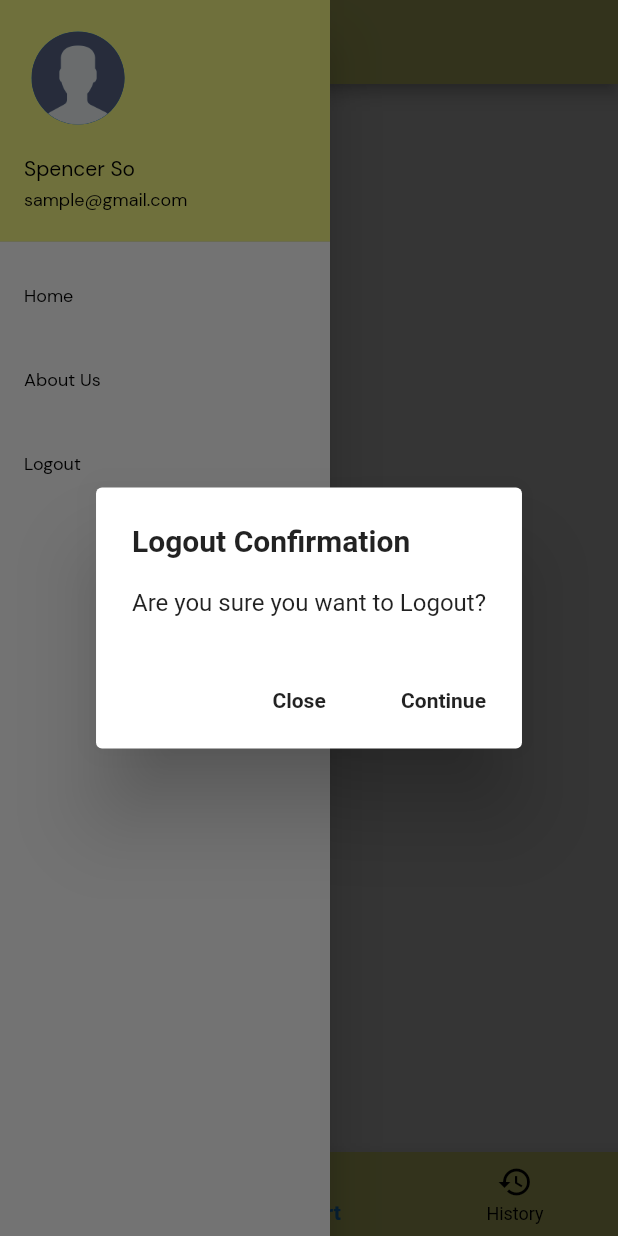
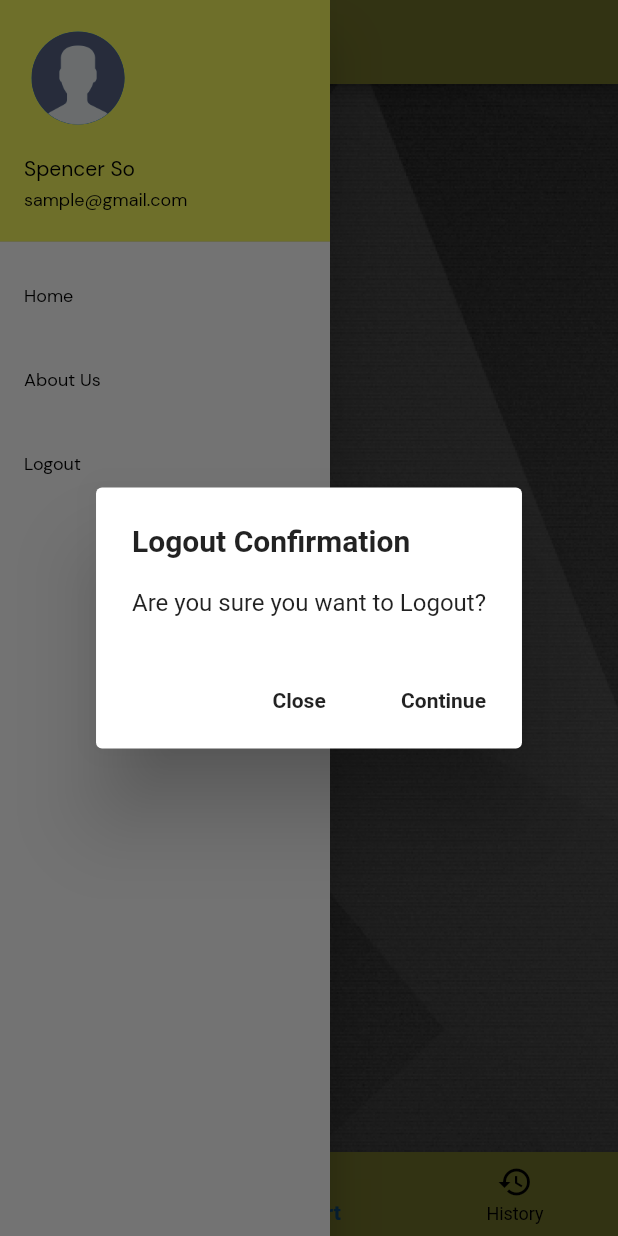
Before and after one commit to lansoyyy/ticket_force, a Flutter app: the HomeScreen screen opened directly, item 2 of the bottom bar chosen, in the side drawer, after a tap on "Logout", on a phone screen of 412 x 824 dp. Run offline on Flutter 3.47's test engine with Material 2 defaults, Android fonts, the light colour scheme and no system bars; our stand-ins replace fluttertoast; Roboto replaces fonts that are missing (QBold, QRegular).

Commit message:
added home screen ui changes

```diff
--- a/lib/screens/home_screen.dart
+++ b/lib/screens/home_screen.dart
@@ -62,7 +62,10 @@ class _HomeScreenState extends State<HomeScreen> {
         body: Container(
           height: double.infinity,
           width: double.infinity,
-          decoration: const BoxDecoration(),
+          decoration: const BoxDecoration(
+            image: DecorationImage(
+                image: AssetImage('assets/images/Gray.png'), fit: BoxFit.cover),
+          ),
           child: SafeArea(child: tabs[_index]),
         ));
   }
--- a/lib/screens/landing_screen.dart
+++ b/lib/screens/landing_screen.dart
@@ -11,7 +11,6 @@ class LandingScreen extends StatelessWidget {
   @override
   Widget build(BuildContext context) {
     return Scaffold(
-      backgroundColor: primary,
       body: Container(
         width: double.infinity,
         decoration: const BoxDecoration(
--- a/lib/screens/tabs/drivers_tab.dart
+++ b/lib/screens/tabs/drivers_tab.dart
@@ -1,4 +1,5 @@
 import 'package:flutter/material.dart';
+import 'package:ticket_force/utils/colors.dart';
 import 'package:ticket_force/widgets/text_widget.dart';
 
 class DriversTab extends StatefulWidget {
@@ -116,6 +117,7 @@ class _DriversTabState extends State<DriversTab> {
                         height: 40,
                         width: double.infinity,
                         decoration: BoxDecoration(
+                            color: primary,
                             border: Border.all(
                               color: Colors.white,
                             ),
@@ -132,15 +134,20 @@ class _DriversTabState extends State<DriversTab> {
                                 nameSearched = value;
                               });
                             },
-                            decoration: const InputDecoration(
-                                labelStyle: TextStyle(
+                            decoration: InputDecoration(
+                                fillColor: primary,
+                                filled: true,
+                                labelStyle: const TextStyle(
                                   color: Colors.white,
                                 ),
                                 hintText: 'Search Name/Licensed Number',
-                                hintStyle: TextStyle(fontFamily: 'QRegular'),
-                                suffixIcon: Icon(
+                                hintStyle: const TextStyle(
+                                    fontFamily: 'Bold',
+                                    color: Colors.black,
+                                    fontSize: 12),
+                                suffixIcon: const Icon(
                                   Icons.search,
-                                  color: Colors.grey,
+                                  color: Colors.black,
                                 )),
                             controller: searchController,
                           ),
@@ -163,9 +170,9 @@ class _DriversTabState extends State<DriversTab> {
                               fontFamily: 'Bold',
                             ),
                             subtitle: TextWidget(
-                              text: '2020300527',
+                              text: '[2020300527]',
                               fontSize: 12,
-                              color: Colors.grey,
+                              color: Colors.red,
                               fontFamily: 'Regular',
                             ),
                             trailing: IconButton(
--- a/lib/utils/colors.dart
+++ b/lib/utils/colors.dart
@@ -1,5 +1,5 @@
 import 'package:flutter/material.dart';
 
-var primary = const Color(0xfff3f582);
+var primary = const Color.fromARGB(250, 240, 243, 88);
 
 var secondary = const Color(0xff414141);
```
